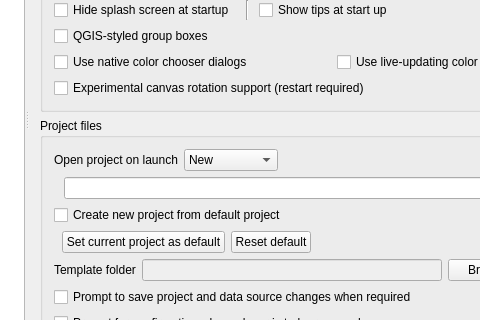
First picture: the form in src/ui/qgsoptionsbase.ui, repository qgis/QGIS, before the edit; both pictures show x 136 to 616 and y 167 to 487 of the 800 by 600 pixel window.
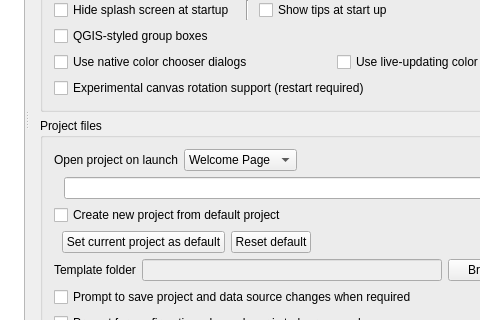
Second picture: the form after the edit. The open tabs and pages were chosen to show the change. Icons and pictures are not drawn. Custom widgets are drawn as their Qt base class.

Commit message: reenable passing projects and layers on open and 'open project on launch', but replace make 'New' (old default) a new option and make 'Welcome Page' the new default

The edit to the form file:
```diff
--- a/src/ui/qgsoptionsbase.ui
+++ b/src/ui/qgsoptionsbase.ui
@@ -630,7 +630,7 @@
                       </property>
                       <item>
                        <property name="text">
-                        <string>New</string>
+                        <string>Welcome Page</string>
                        </property>
                       </item>
                       <item>
```
Left out of the diff: 5 changed lines with no effect on the pictures. The commit also changes 1 other file.
